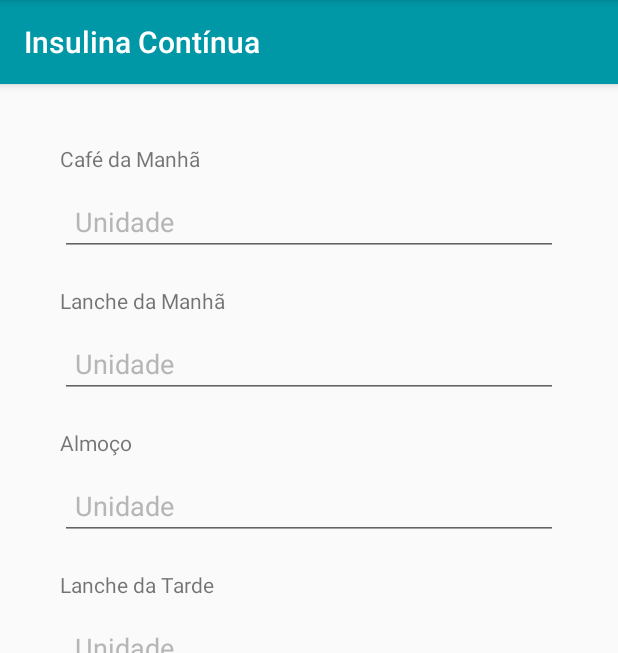
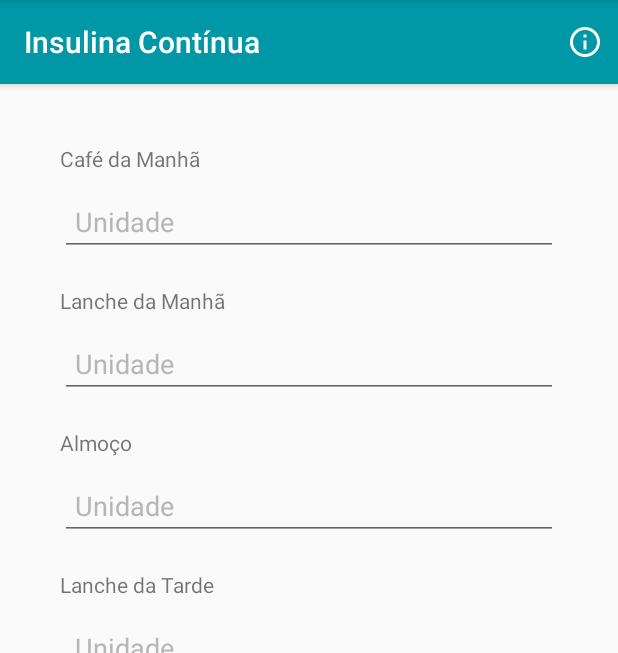
Before and after one commit to FernandaBernardo/diabetes-mais-doce, an Android app: the fragment ConfigurarInsulinaContinuaFragment placed in its activity, on a phone screen of 412 x 824 dp, the part 84-737 px from its top. Run offline under Robolectric (Android 15) with nearby library versions, the phone set to English and light mode, and no system bars; libraries missing offline, so code that uses them is left out: com.mikepenz.materialdrawer; 10 statements that could not run were skipped.

Commit message:
implements info dialog

```diff
--- a/app/src/main/java/br/com/caelum/diabetes/activity/MainActivity.java
+++ b/app/src/main/java/br/com/caelum/diabetes/activity/MainActivity.java
@@ -46,4 +46,8 @@ public class MainActivity extends AppCompatActivity{
     public void setHamburguerIcon() {
         header.setHamburguerIcon();
     }
+
+    public void showInfo(String text, String referencia) {
+        header.showInfo(text, referencia);
+    }
 }
--- a/app/src/main/java/br/com/caelum/diabetes/extras/Header.java
+++ b/app/src/main/java/br/com/caelum/diabetes/extras/Header.java
@@ -1,15 +1,12 @@
 package br.com.caelum.diabetes.extras;
 
 import android.app.Activity;
-import android.graphics.Bitmap;
-import android.graphics.BitmapFactory;
-import android.graphics.drawable.BitmapDrawable;
-import android.graphics.drawable.Drawable;
-import android.support.v4.app.Fragment;
+import android.support.v4.app.FragmentManager;
 import android.support.v4.app.FragmentTransaction;
 import android.support.v7.app.AppCompatActivity;
 import android.support.v7.widget.Toolbar;
 import android.view.View;
+import android.widget.ImageButton;
 
 import com.mikepenz.materialdrawer.AccountHeader;
 import com.mikepenz.materialdrawer.AccountHeaderBuilder;
@@ -19,15 +16,11 @@ import com.mikepenz.materialdrawer.model.PrimaryDrawerItem;
 import com.mikepenz.materialdrawer.model.ProfileDrawerItem;
 import com.mikepenz.materialdrawer.model.interfaces.IDrawerItem;
 
-import java.io.IOException;
-import java.io.InputStream;
-import java.net.HttpURLConnection;
-import java.net.MalformedURLException;
-import java.net.URL;
-
 import br.com.caelum.diabetes.R;
 import br.com.caelum.diabetes.dao.DbHelper;
 import br.com.caelum.diabetes.dao.PacienteDao;
+import br.com.caelum.diabetes.dialog.InfoDialog;
+import br.com.caelum.diabetes.dialog.PreencherDadosMedicosDialog;
 import br.com.caelum.diabetes.fragment.DashboardFragment;
 import br.com.caelum.diabetes.fragment.calculadora.NovaRefeicaoFragment;
 import br.com.caelum.diabetes.fragment.glicemia.NovaGlicemiaFragment;
@@ -77,6 +70,22 @@ public class Header {
 
     public void setTitulo(String titulo) {
         header.setTitle(titulo);
+    }
+
+    public void showInfo(final String text, final String referencia) {
+        ImageButton info = (ImageButton) header.findViewById(R.id.header_info);
+        info.setOnClickListener(new View.OnClickListener() {
+            @Override
+            public void onClick(View v) {
+                InfoDialog info = new InfoDialog();
+                info.setText(text);
+                info.setReferencia(referencia);
+                FragmentManager fm = activity.getSupportFragmentManager();
+                info.show(fm, "header");
+            }
+        });
+        info.setVisibility(View.VISIBLE);
+        info.setClickable(true);
     }
 
     private void setMenuLateral() {
--- a/app/src/main/java/br/com/caelum/diabetes/fragment/perfil/ConfigurarInsulinaContinuaFragment.java
+++ b/app/src/main/java/br/com/caelum/diabetes/fragment/perfil/ConfigurarInsulinaContinuaFragment.java
@@ -2,16 +2,12 @@ package br.com.caelum.diabetes.fragment.perfil;
 
 import android.os.Bundle;
 import android.support.v4.app.Fragment;
-import android.support.v7.widget.Toolbar;
-import android.text.Editable;
-import android.text.TextWatcher;
 import android.view.LayoutInflater;
 import android.view.View;
 import android.view.View.OnClickListener;
 import android.view.ViewGroup;
 import android.widget.Button;
 import android.widget.EditText;
-import android.widget.TextView;
 
 import br.com.caelum.diabetes.R;
 import br.com.caelum.diabetes.activity.MainActivity;
@@ -37,6 +33,7 @@ public class ConfigurarInsulinaContinuaFragment extends Fragment {
 		super.onResume();
         ((MainActivity) getActivity()).setTitleHeader("Insulina Contínua");
         ((MainActivity) getActivity()).setBackArrowIcon();
+		((MainActivity) getActivity()).showInfo(getResources().getString(R.string.info_continua), getResources().getString(R.string.diabetes_org));
 	}
 
 	@Override
--- a/app/src/main/java/br/com/caelum/diabetes/fragment/perfil/ConfigurarInsulinaCorrecaoFragment.java
+++ b/app/src/main/java/br/com/caelum/diabetes/fragment/perfil/ConfigurarInsulinaCorrecaoFragment.java
@@ -3,16 +3,12 @@ package br.com.caelum.diabetes.fragment.perfil;
 import android.content.SharedPreferences;
 import android.os.Bundle;
 import android.support.v4.app.Fragment;
-import android.support.v7.widget.Toolbar;
-import android.text.Editable;
-import android.text.TextWatcher;
 import android.view.LayoutInflater;
 import android.view.View;
 import android.view.View.OnClickListener;
 import android.view.ViewGroup;
 import android.widget.Button;
 import android.widget.EditText;
-import android.widget.TextView;
 
 import br.com.caelum.diabetes.R;
 import br.com.caelum.diabetes.activity.MainActivity;
@@ -39,6 +35,7 @@ public class ConfigurarInsulinaCorrecaoFragment extends Fragment {
 		super.onResume();
         ((MainActivity) getActivity()).setTitleHeader("Insulina Correção");
         ((MainActivity) getActivity()).setBackArrowIcon();
+        ((MainActivity) getActivity()).showInfo(getResources().getString(R.string.info_correcao), getResources().getString(R.string.diabetes_org));
 	}
 
 	@Override
--- a/app/src/main/res/layout/main.xml
+++ b/app/src/main/res/layout/main.xml
@@ -13,7 +13,19 @@
         android:elevation="4dp"
         app:titleTextColor="@color/icons"
         android:theme="@style/ThemeOverlay.AppCompat.ActionBar"
-        app:popupTheme="@style/ThemeOverlay.AppCompat.Light"/>
+        app:popupTheme="@style/ThemeOverlay.AppCompat.Light">
+
+        <ImageButton
+            android:id="@+id/header_info"
+            android:layout_width="wrap_content"
+            android:layout_height="wrap_content"
+            android:layout_gravity="end"
+            android:background="@drawable/info"
+            android:layout_marginRight="10dp"
+            android:visibility="invisible"
+            android:clickable="false"
+            />
+    </android.support.v7.widget.Toolbar>
 
     <FrameLayout
         android:layout_width="match_parent"
--- a/app/src/main/res/values/strings.xml
+++ b/app/src/main/res/values/strings.xml
@@ -102,5 +102,9 @@
     <string name="home">Home</string>
     <string name="configuracoes">Configurações</string>
     <string name="entrar">Entrar</string>
+    <string name="diabetes_org">http://www.diabetes.org.br/</string>
+    <string name="info_correcao">"O termo bolus, se refere a quantidades maiores de insulina que são liberadas na circulação sanguínea em momentos de maior necessidade, como por exemplo às refeições, ou quando há aumento de açúcar no sangue."</string>
+    <string name="info_continua">"Como basal entende-se uma secreção constante de insulina que permanece em níveis baixos no sangue o tempo todo e é produzida em forma de ‘gotas contínuas’, mantendo a liberação de glicose para as células do organismo"</string>
+
 
 </resources>
```
Also changed, not shown: app/src/main/java/br/com/caelum/diabetes/dialog/InfoDialog.java (added, +40 -0 lines), app/src/main/res/layout/info.xml (added, +20 -0 lines), app/src/main/res/drawable-hdpi/info.png (added), app/src/main/res/drawable-mdpi/info.png (added), app/src/main/res/drawable-xhdpi/info.png (added).
